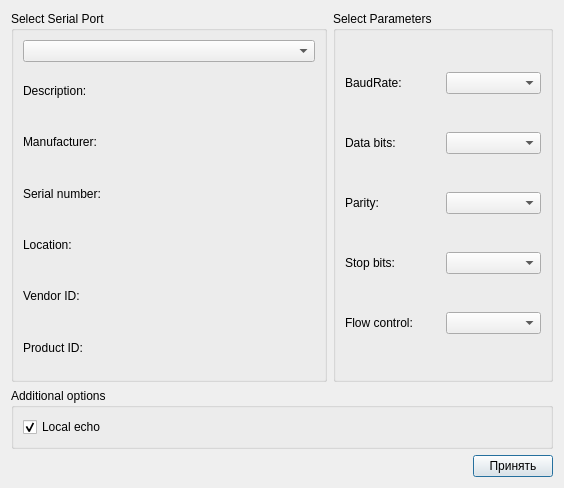
This is settingsdialog.ui in Maratk1n/BoardControl as Qt 5 draws it before an edit. The edited form follows.
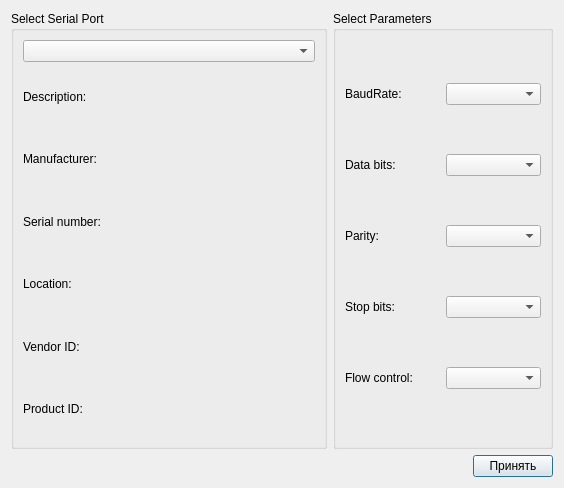
This is the edited form.

Patch:
```diff
--- a/settingsdialog.ui
+++ b/settingsdialog.ui
@@ -163,31 +163,6 @@
      </item>
     </layout>
    </item>
-   <item row="1" column="0" colspan="2">
-    <widget class="QGroupBox" name="additionalOptionsGroupBox">
-     <property name="sizePolicy">
-      <sizepolicy hsizetype="Preferred" vsizetype="Fixed">
-       <horstretch>0</horstretch>
-       <verstretch>0</verstretch>
-      </sizepolicy>
-     </property>
-     <property name="title">
-      <string>Additional options</string>
-     </property>
-     <layout class="QVBoxLayout" name="verticalLayout">
-      <item>
-       <widget class="QCheckBox" name="localEchoCheckBox">
-        <property name="text">
-         <string>Local echo</string>
-        </property>
-        <property name="checked">
-         <bool>true</bool>
-        </property>
-       </widget>
-      </item>
-     </layout>
-    </widget>
-   </item>
   </layout>
  </widget>
  <resources/>
```
Left out of the diff: 2 changed lines with no effect on the pictures.
